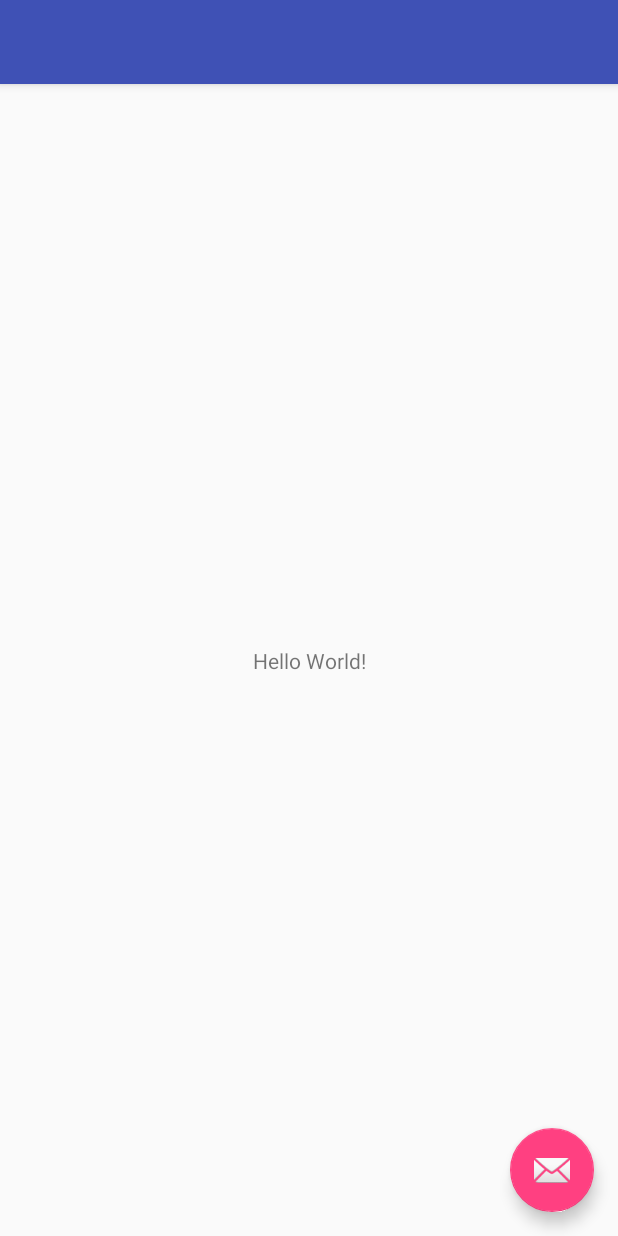
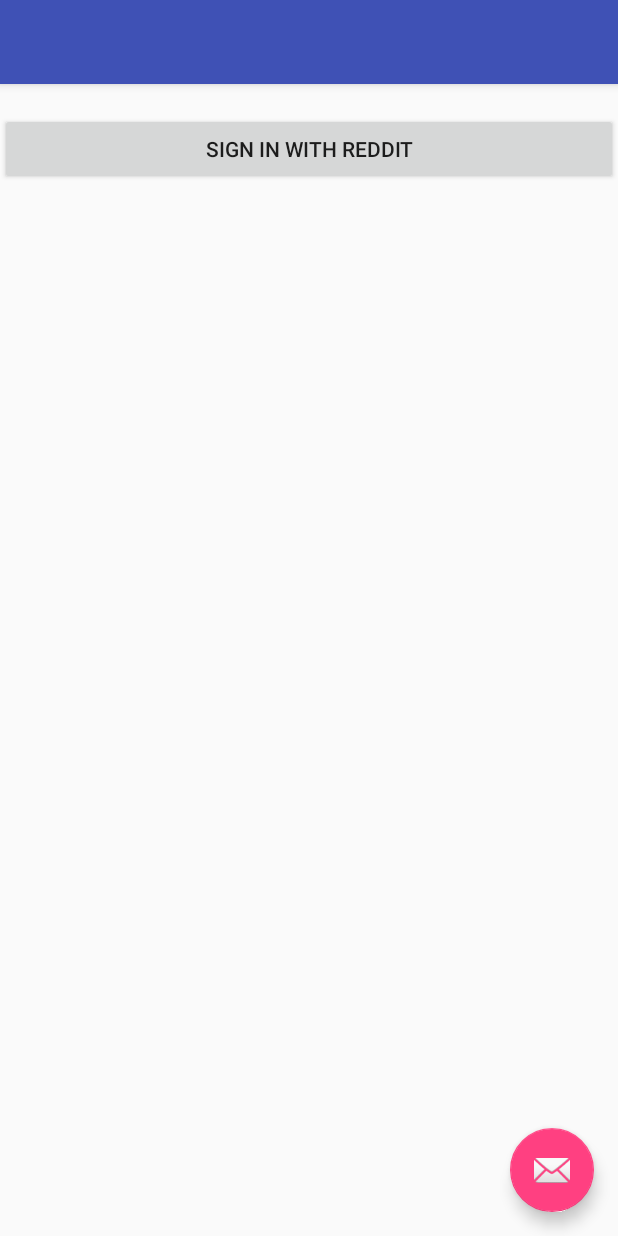
Before and after one commit to ikesmitty/FRESH, an Android app: the screen it shows after launch (MainActivity), on a phone screen of 412 x 824 dp. Run offline under Robolectric (Android 15) with nearby library versions, the phone set to English and light mode, and no system bars.

```diff
--- a/app/src/main/res/layout/content_main.xml
+++ b/app/src/main/res/layout/content_main.xml
@@ -8,13 +8,28 @@
     tools:context=".MainActivity"
     tools:showIn="@layout/activity_main">
 
-    <TextView
-        android:layout_width="wrap_content"
-        android:layout_height="wrap_content"
-        android:text="Hello World!"
-        app:layout_constraintBottom_toBottomOf="parent"
-        app:layout_constraintLeft_toLeftOf="parent"
-        app:layout_constraintRight_toRightOf="parent"
-        app:layout_constraintTop_toTopOf="parent" />
-
+    <ScrollView
+        android:layout_width="match_parent"
+        android:layout_height="match_parent">
+        <GridLayout
+            android:layout_width="match_parent"
+            android:layout_height="match_parent"
+            android:rowCount="2"
+            android:columnCount="1">
+            <TextView
+                android:id="@+id/txtString"
+                android:layout_width="wrap_content"
+                android:layout_height="wrap_content"
+                android:layout_row="0"
+                android:layout_column="0"/>
+            <Button
+                android:id="@+id/signin"
+                android:text="Sign in with Reddit"
+                android:layout_width="match_parent"
+                android:layout_height="wrap_content"
+                android:onClick="SignOn"
+                android:layout_row="1"
+                android:layout_column="0"/>
+        </GridLayout>
+    </ScrollView>
 </android.support.constraint.ConstraintLayout>
```
